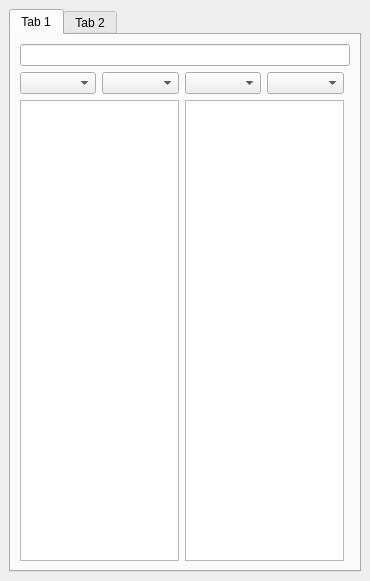
This is src/panel/leftpanel/leftpanel.ui in axsapronov/QSopherim as Qt 5 draws it before an edit. The edited form follows.
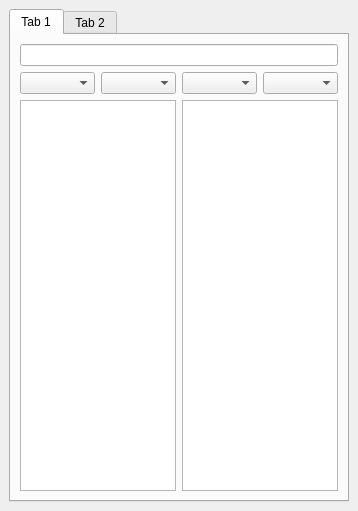
This is the edited form.

Commit message: Add show list books in left panel (1 steP)

```diff
--- a/src/panel/leftpanel/leftpanel.ui
+++ b/src/panel/leftpanel/leftpanel.ui
@@ -6,8 +6,8 @@
    <rect>
     <x>0</x>
     <y>0</y>
-    <width>370</width>
-    <height>581</height>
+    <width>358</width>
+    <height>511</height>
    </rect>
   </property>
   <property name="windowTitle">
@@ -22,9 +22,6 @@
         <string>Tab 1</string>
        </attribute>
        <layout class="QGridLayout" name="gridLayout_2">
-        <item row="0" column="0" colspan="5">
-         <widget class="QLineEdit" name="LE"/>
-        </item>
         <item row="1" column="0">
          <widget class="QComboBox" name="comB"/>
         </item>
@@ -34,41 +31,37 @@
         <item row="1" column="2">
          <widget class="QComboBox" name="comB_4"/>
         </item>
+        <item row="0" column="0" colspan="4">
+         <widget class="QLineEdit" name="LE"/>
+        </item>
         <item row="1" column="3">
          <widget class="QComboBox" name="comB_3"/>
         </item>
         <item row="2" column="0" colspan="2">
-         <widget class="QTableView" name="tableBook"/>
+         <widget class="QTableView" name="tableBook">
+          <property name="editTriggers">
+           <set>QAbstractItemView::NoEditTriggers</set>
+          </property>
+          <property name="showGrid">
+           <bool>false</bool>
+          </property>
+          <property name="gridStyle">
+           <enum>Qt::DashDotDotLine</enum>
+          </property>
+          <property name="wordWrap">
+           <bool>false</bool>
+          </property>
+          <property name="cornerButtonEnabled">
+           <bool>false</bool>
+          </property>
+          <attribute name="horizontalHeaderVisible">
+           <bool>false</bool>
+          </attribute>
+         </widget>
         </item>
         <item row="2" column="2" colspan="2">
          <widget class="QTableView" name="tableChapter"/>
         </item>
-        <item row="2" column="5">
-         <spacer name="horizontalSpacer_2">
-          <property name="orientation">
-           <enum>Qt::Horizontal</enum>
-          </property>
-          <property name="sizeHint" stdset="0">
-           <size>
-            <width>27</width>
-            <height>20</height>
-           </size>
-          </property>
-         </spacer>
-        </item>
-        <item row="0" column="5">
-         <spacer name="horizontalSpacer">
-          <property name="orientation">
-           <enum>Qt::Horizontal</enum>
-          </property>
-          <property name="sizeHint" stdset="0">
-           <size>
-            <width>24</width>
-            <height>20</height>
-           </size>
-          </property>
-         </spacer>
-        </item>
        </layout>
       </widget>
       <widget class="QWidget" name="tab_2">
```
Left out of the diff: 8 changed lines with no effect on the pictures. The commit also changes 5 other files.
